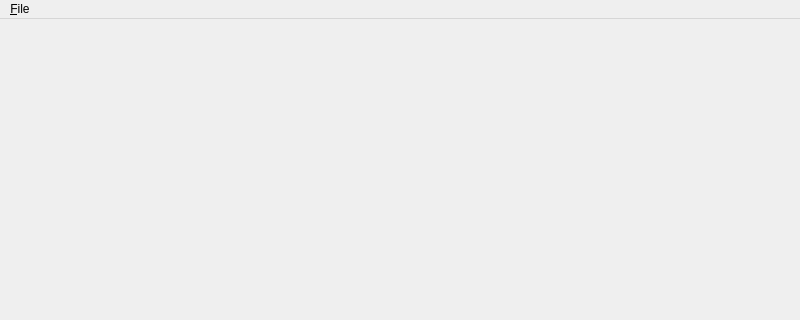
Before: the Qt Designer form ressources/mainboard.ui in ylebars/GeoDesk, drawn with Qt 5; both pictures show x 0 to 800 and y 0 to 320 of the 800 by 600 pixel window.
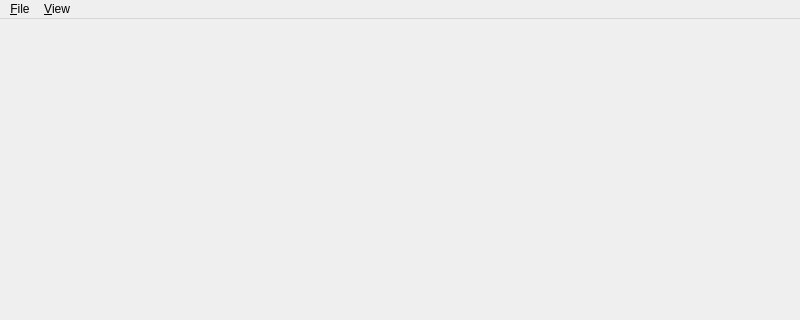
After: the same form once the commit is applied.

Commit message: Setting the main board.

```diff
--- a/ressources/mainboard.ui
+++ b/ressources/mainboard.ui
@@ -31,7 +31,16 @@
     <addaction name="separator"/>
     <addaction name="actionQuit"/>
    </widget>
+   <widget class="QMenu" name="menu_View">
+    <property name="title">
+     <string>&amp;View</string>
+    </property>
+    <addaction name="actionZoomIn"/>
+    <addaction name="actionZoomOut"/>
+    <addaction name="actionNormalSize"/>
+   </widget>
    <addaction name="menuFile"/>
+   <addaction name="menu_View"/>
   </widget>
   <widget class="QStatusBar" name="statusbar"/>
   <action name="actionOpen">
```
Left out of the diff: 26 changed lines with no effect on the pictures. The commit also changes 2 other files.
